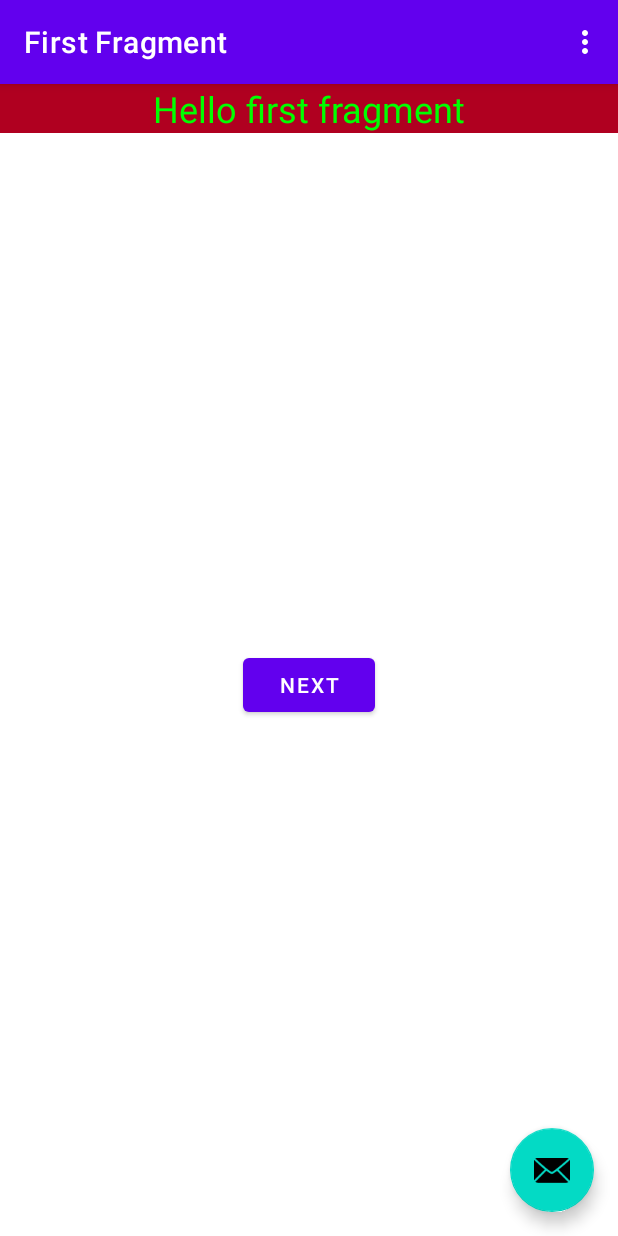
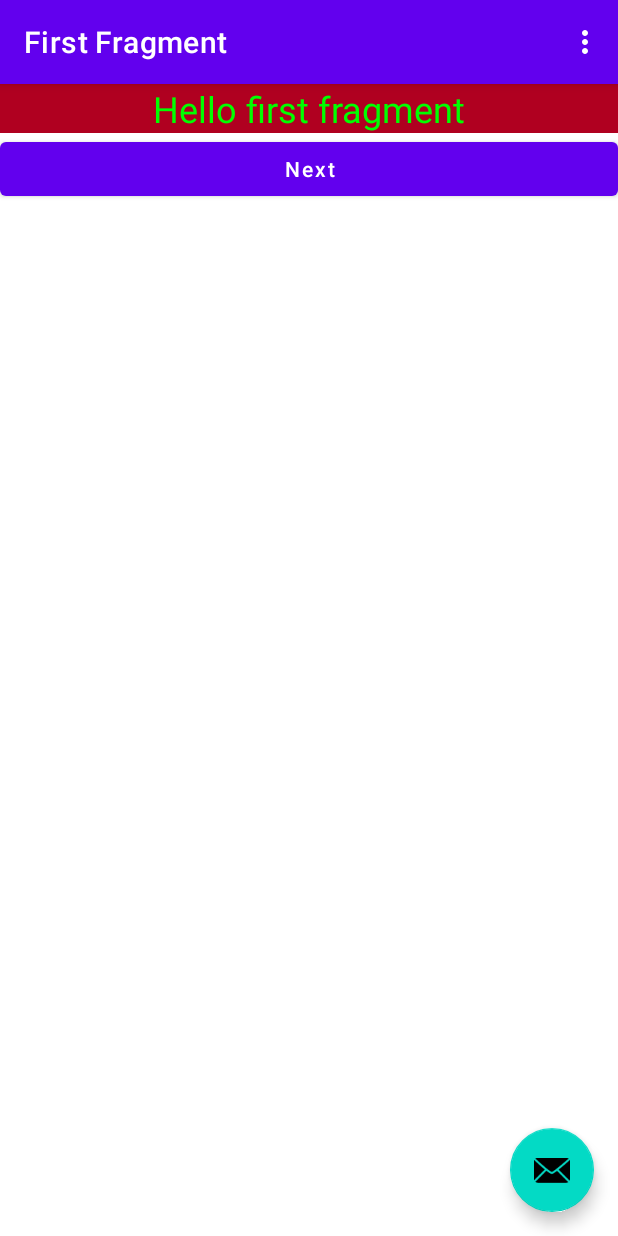
Before and after one commit to GengJian/Awesome-android-kotlin, an Android app: the screen it shows after launch (MainActivity), on a phone screen of 412 x 824 dp. Run offline under Robolectric (Android 15) with nearby library versions, the phone set to English and light mode, and no system bars; our stand-ins replace navigation-ui.

Commit message:
Button - 默认标题自动转大写，android:textAllCaps 可以关掉

```diff
--- a/uiwidgettest/src/main/java/com/soul/awesome/uiwidgettest/FirstFragment.kt
+++ b/uiwidgettest/src/main/java/com/soul/awesome/uiwidgettest/FirstFragment.kt
@@ -32,7 +32,7 @@ class FirstFragment : Fragment() {
     override fun onViewCreated(view: View, savedInstanceState: Bundle?) {
         super.onViewCreated(view, savedInstanceState)
 
-        binding.buttonFirst.setOnClickListener {
+        binding.button.setOnClickListener {
             findNavController().navigate(R.id.action_FirstFragment_to_SecondFragment)
         }
     }
--- a/uiwidgettest/src/main/res/layout/fragment_first.xml
+++ b/uiwidgettest/src/main/res/layout/fragment_first.xml
@@ -1,7 +1,7 @@
 <?xml version="1.0" encoding="utf-8"?>
-<androidx.constraintlayout.widget.ConstraintLayout xmlns:android="http://schemas.android.com/apk/res/android"
-    xmlns:app="http://schemas.android.com/apk/res-auto"
+<LinearLayout xmlns:android="http://schemas.android.com/apk/res/android"
     xmlns:tools="http://schemas.android.com/tools"
+    android:orientation = "vertical"
     android:layout_width="match_parent"
     android:layout_height="match_parent"
     tools:context=".FirstFragment">
@@ -17,12 +17,9 @@
         android:textSize="24sp" />
 
     <Button
-        android:id="@+id/button_first"
-        android:layout_width="wrap_content"
+        android:id="@+id/button"
+        android:layout_width="match_parent"
         android:layout_height="wrap_content"
         android:text="@string/next"
-        app:layout_constraintBottom_toBottomOf="parent"
-        app:layout_constraintEnd_toEndOf="parent"
-        app:layout_constraintStart_toStartOf="parent"
-        app:layout_constraintTop_toBottomOf="@id/textview_first" />
-</androidx.constraintlayout.widget.ConstraintLayout>
+        android:textAllCaps="false"/>
+</LinearLayout>
```
